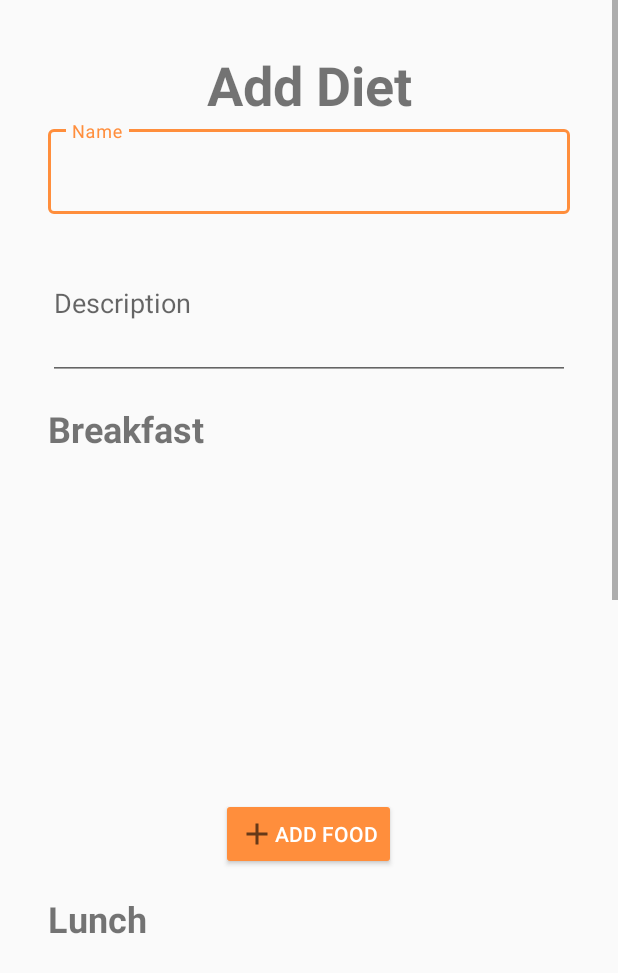
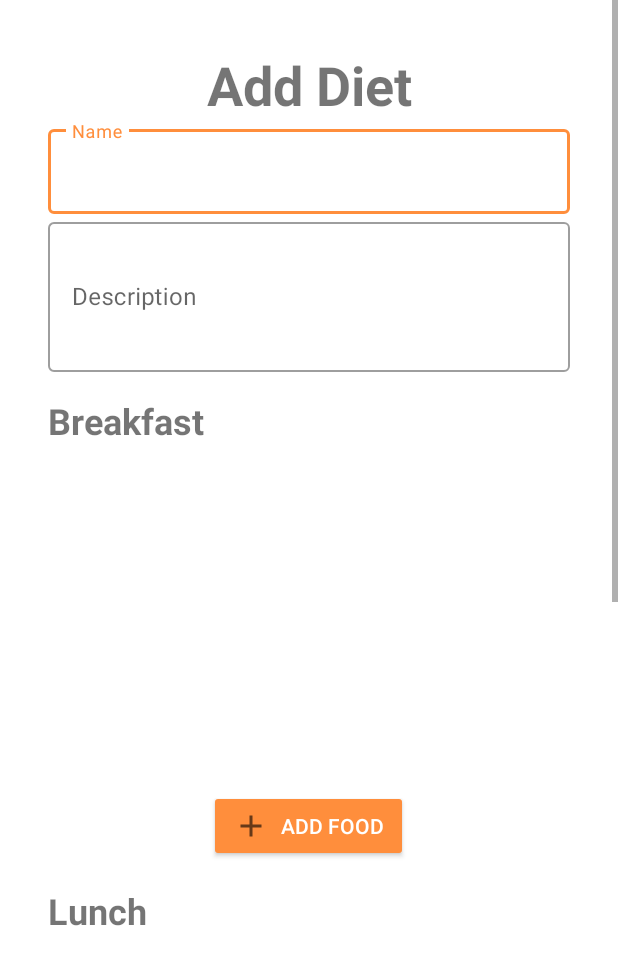
Before and after one commit to Gymodo/App, an Android app: the AddDietActivity screen opened directly, with no data from a screen before it, on a phone screen of 412 x 824 dp. Shown: the top 973 px of the screen. Run offline under Robolectric (Android 15) with nearby library versions, the phone set to English and light mode, and no system bars.

Commit message:
material activar

```diff
--- a/app/src/main/res/layout/activity_add_diet.xml
+++ b/app/src/main/res/layout/activity_add_diet.xml
@@ -35,6 +35,7 @@
         </com.google.android.material.textfield.TextInputLayout>
 
         <com.google.android.material.textfield.TextInputLayout
+            style="@style/Widget.MaterialComponents.TextInputLayout.OutlinedBox"
             android:layout_width="match_parent"
             android:layout_height="wrap_content">
 
--- a/app/src/main/res/values-night/themes.xml
+++ b/app/src/main/res/values-night/themes.xml
@@ -1,6 +1,6 @@
 <resources xmlns:tools="http://schemas.android.com/tools">
     <!-- Base application theme. -->
-    <style name="Theme.Gymodo" parent="Theme.AppCompat.DayNight.NoActionBar">
+    <style name="Theme.Gymodo" parent="Theme.MaterialComponents.DayNight.NoActionBar">
         <!-- Primary brand color. -->
         <item name="colorPrimary">@color/purple_200</item>
         <item name="colorPrimaryVariant">@color/purple_700</item>
--- a/app/src/main/res/values/themes.xml
+++ b/app/src/main/res/values/themes.xml
@@ -1,6 +1,6 @@
 <resources xmlns:tools="http://schemas.android.com/tools">
     <!-- Base application theme. -->
-    <style name="Theme.Gymodo" parent="Theme.AppCompat.Light.NoActionBar">
+    <style name="Theme.Gymodo" parent="Theme.MaterialComponents.Light.NoActionBar">
         <!-- Primary brand color. -->
         <item name="colorPrimary">@color/primary</item>
         <item name="colorPrimaryVariant">@color/purple_700</item>
```
